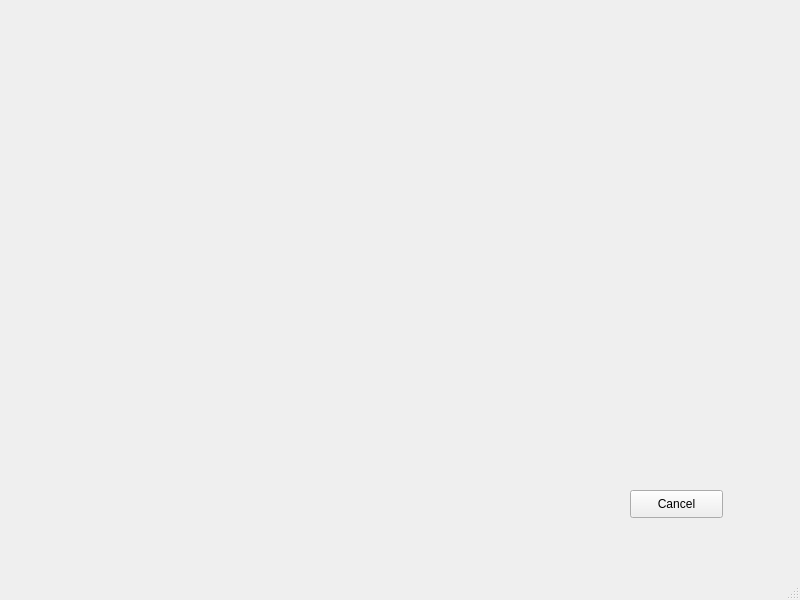
This is GJR/views/updateFlight.ui in CaduRomaniello/GJR as Qt 5 draws it before an edit. The edited form follows.
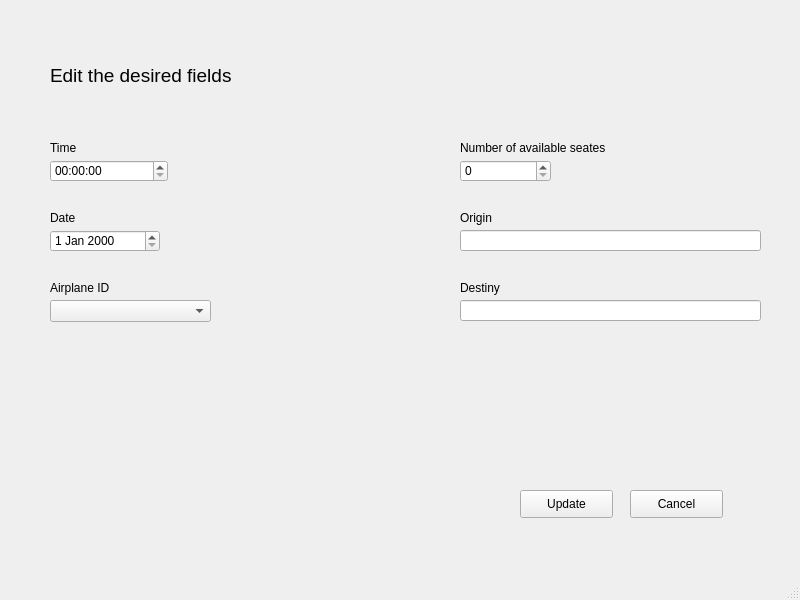
This is the edited form.

What changed in the file:
```diff
--- a/GJR/views/updateFlight.ui
+++ b/GJR/views/updateFlight.ui
@@ -39,6 +39,178 @@
      <string>Cancel</string>
     </property>
    </widget>
+   <widget class="QLabel" name="label_field_available">
+    <property name="geometry">
+     <rect>
+      <x>460</x>
+      <y>140</y>
+      <width>171</width>
+      <height>16</height>
+     </rect>
+    </property>
+    <property name="text">
+     <string>Number of available seates</string>
+    </property>
+   </widget>
+   <widget class="QTimeEdit" name="time_flight">
+    <property name="geometry">
+     <rect>
+      <x>50</x>
+      <y>160</y>
+      <width>118</width>
+      <height>22</height>
+     </rect>
+    </property>
+   </widget>
+   <widget class="QDateEdit" name="date_flight">
+    <property name="geometry">
+     <rect>
+      <x>50</x>
+      <y>230</y>
+      <width>110</width>
+      <height>22</height>
+     </rect>
+    </property>
+   </widget>
+   <widget class="QLabel" name="label_field_time">
+    <property name="geometry">
+     <rect>
+      <x>50</x>
+      <y>140</y>
+      <width>55</width>
+      <height>16</height>
+     </rect>
+    </property>
+    <property name="text">
+     <string>Time</string>
+    </property>
+   </widget>
+   <widget class="QLabel" name="label_field_date">
+    <property name="geometry">
+     <rect>
+      <x>50</x>
+      <y>210</y>
+      <width>111</width>
+      <height>16</height>
+     </rect>
+    </property>
+    <property name="text">
+     <string>Date</string>
+    </property>
+   </widget>
+   <widget class="QLabel" name="label_field_id_airplane">
+    <property name="geometry">
+     <rect>
+      <x>50</x>
+      <y>280</y>
+      <width>101</width>
+      <height>16</height>
+     </rect>
+    </property>
+    <property name="text">
+     <string>Airplane ID</string>
+    </property>
+   </widget>
+   <widget class="QSpinBox" name="spin_box_available_seats">
+    <property name="geometry">
+     <rect>
+      <x>460</x>
+      <y>160</y>
+      <width>91</width>
+      <height>22</height>
+     </rect>
+    </property>
+    <property name="maximum">
+     <number>900</number>
+    </property>
+   </widget>
+   <widget class="QLineEdit" name="line_edit_origin">
+    <property name="geometry">
+     <rect>
+      <x>460</x>
+      <y>230</y>
+      <width>301</width>
+      <height>21</height>
+     </rect>
+    </property>
+   </widget>
+   <widget class="QLabel" name="label_field_origin">
+    <property name="geometry">
+     <rect>
+      <x>460</x>
+      <y>210</y>
+      <width>55</width>
+      <height>16</height>
+     </rect>
+    </property>
+    <property name="text">
+     <string>Origin</string>
+    </property>
+   </widget>
+   <widget class="QLabel" name="label_field_destiny">
+    <property name="geometry">
+     <rect>
+      <x>460</x>
+      <y>280</y>
+      <width>55</width>
+      <height>16</height>
+     </rect>
+    </property>
+    <property name="text">
+     <string>Destiny</string>
+    </property>
+   </widget>
+   <widget class="QComboBox" name="combo_box_id_airplane">
+    <property name="geometry">
+     <rect>
+      <x>50</x>
+      <y>300</y>
+      <width>161</width>
+      <height>22</height>
+     </rect>
+    </property>
+   </widget>
+   <widget class="QLineEdit" name="edit_label_destiny">
+    <property name="geometry">
+     <rect>
+      <x>460</x>
+      <y>300</y>
+      <width>301</width>
+      <height>21</height>
+     </rect>
+    </property>
+   </widget>
+   <widget class="QPushButton" name="button_update">
+    <property name="geometry">
+     <rect>
+      <x>520</x>
+      <y>490</y>
+      <width>93</width>
+      <height>28</height>
+     </rect>
+    </property>
+    <property name="text">
+     <string>Update</string>
+    </property>
+   </widget>
+   <widget class="QLabel" name="label">
+    <property name="geometry">
+     <rect>
+      <x>50</x>
+      <y>60</y>
+      <width>251</width>
+      <height>31</height>
+     </rect>
+    </property>
+    <property name="font">
+     <font>
+      <pointsize>14</pointsize>
+     </font>
+    </property>
+    <property name="text">
+     <string>Edit the desired fields</string>
+    </property>
+   </widget>
   </widget>
   <widget class="QMenuBar" name="menubar">
    <property name="geometry">
```
Left out of the diff: 2 changed lines with no effect on the pictures.
